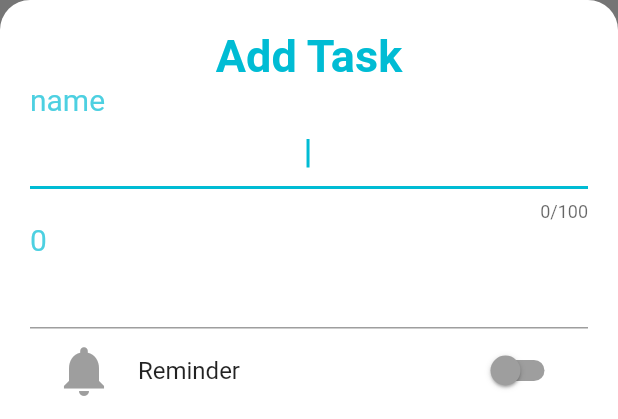
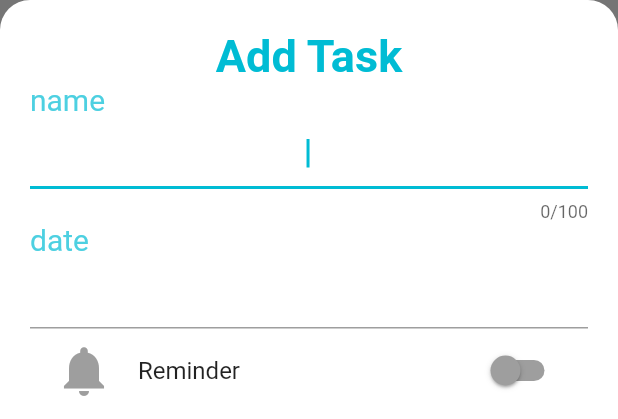
Before and after one commit to otouto3/flutter-todo-app, a Flutter app: the AddTaskScreen widget shown alone on an empty page, opened directly, on a phone screen of 412 x 824 dp. Shown: the top 419 px of the screen. Run offline on Flutter 3.47's test engine with Material 2 defaults, Android fonts, the phone set to English and light mode, and no system bars; drawn by our look-alikes of datetime_picker_formfield; our stand-ins replace flutter_local_notifications, rxdart, sqflite, step_progress_indicator, table_calendar; accounts and stored records are empty.

Commit message:
リマインダー機能の追加

```diff
--- a/lib/dao/todo_dao.dart
+++ b/lib/dao/todo_dao.dart
@@ -24,7 +24,6 @@ class TodoDao {
     final db = await dbProvider.database;
     var result = await db.update(tableName, todo.toDatabaseJson(),
         where: "id = ?", whereArgs: [todo.id]);
-
     return result;
   }
 
--- a/lib/main.dart
+++ b/lib/main.dart
@@ -67,7 +67,7 @@ class _MyHomePageState extends State<MyHomePage>
       ),
       BottomNavigationBarItem(
         icon: Icon(
-          Icons.date_range,
+          Icons.event_note,
           size: 30.0,
           color: Colors.black,
         ),
--- a/lib/models/todo.dart
+++ b/lib/models/todo.dart
@@ -2,9 +2,17 @@ class Todo {
   int id;
   String title;
   String date;
+  String notificationDate;
+  int notificationId;
   bool isDone;
 
-  Todo({this.id, this.title, this.date, this.isDone = false});
+  Todo(
+      {this.id,
+      this.title,
+      this.date,
+      this.notificationDate = "",
+      this.notificationId,
+      this.isDone = false});
 
   void toggleDone() {
     isDone = !isDone;
@@ -14,6 +22,8 @@ class Todo {
         id: data['id'],
         title: data['title'],
         date: data['date'],
+        notificationDate: data['notificationDate'],
+        notificationId: data['notificationId'],
         isDone: data['is_done'] == 1 ? true : false,
       );
 
@@ -21,6 +31,8 @@ class Todo {
         "id": this.id,
         "title": this.title,
         "date": this.date,
+        "notificationDate": this.notificationDate,
+        "notificationId": this.notificationId,
         "is_done": this.isDone ? 1 : 0,
       };
 }
--- a/lib/screens/edit_task_screen.dart
+++ b/lib/screens/edit_task_screen.dart
@@ -123,6 +123,8 @@ class _EditTaskScreenState extends State<EditTaskScreen> {
 //                    print(task.id);
 //                    print(task.title);
 //                    print(task.date);
+//                    print(task.notificationId);
+//                    print(task.notificationDate);
 //                  }
                   Navigator.pop(context);
                 }
```
Also changed, not shown: lib/screens/add_task_screen.dart (+31 -30 lines), lib/service/database_service.dart (+5 -3 lines).
